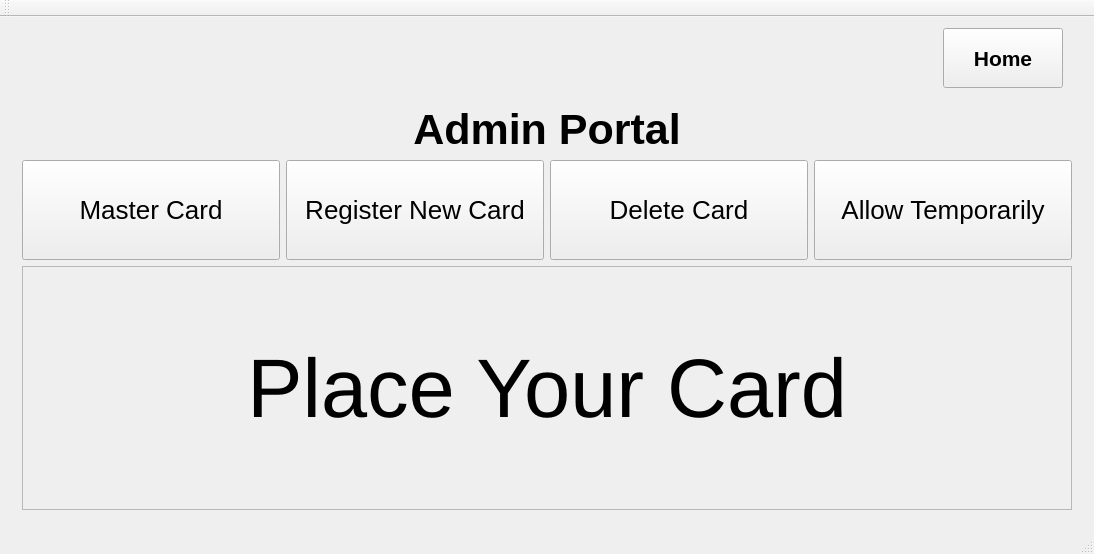
First picture: the form in GUI/CSP315/mainwindow.ui, repository y-gupta/rfid-auth-system, before the edit.
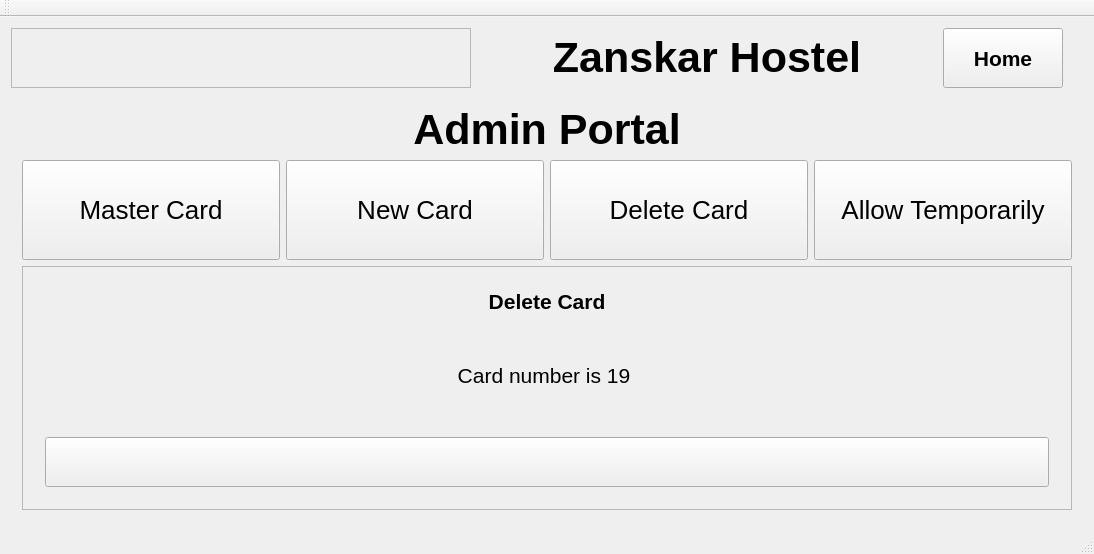
Second picture: the form after the edit. The open tabs and pages were chosen to show the change. Icons and pictures are not drawn.

Patch:
```diff
--- a/GUI/CSP315/mainwindow.ui
+++ b/GUI/CSP315/mainwindow.ui
@@ -34,29 +34,6 @@
       </property>
       <widget class="QWidget" name="welcome">
        <layout class="QGridLayout" name="gridLayout">
-        <item row="0" column="0" colspan="2">
-         <widget class="QLabel" name="label_hostel_2">
-          <property name="sizePolicy">
-           <sizepolicy hsizetype="Preferred" vsizetype="Fixed">
-            <horstretch>0</horstretch>
-            <verstretch>0</verstretch>
-           </sizepolicy>
-          </property>
-          <property name="font">
-           <font>
-            <pointsize>32</pointsize>
-            <weight>75</weight>
-            <bold>true</bold>
-           </font>
-          </property>
-          <property name="text">
-           <string>Zanskar Hostel</string>
-          </property>
-          <property name="alignment">
-           <set>Qt::AlignCenter</set>
-          </property>
-         </widget>
-        </item>
         <item row="3" column="0" colspan="2">
          <layout class="QHBoxLayout" name="horizontalLayout_2">
           <item>
@@ -1043,7 +1020,17 @@
            <string notr="true">font-size:26px;</string>
           </property>
           <property name="text">
-           <string>Register New Card</string>
+           <string>New Card</string>
+          </property>
+          <property name="icon">
+           <iconset resource="resources.qrc">
+            <normaloff>:/images/card.png</normaloff>:/images/card.png</iconset>
+          </property>
+          <property name="iconSize">
+           <size>
+            <width>60</width>
+            <height>60</height>
+           </size>
           </property>
          </widget>
         </item>
@@ -1120,7 +1107,7 @@
            <item row="0" column="0">
             <widget class="QStackedWidget" name="stackedWidget_admin">
              <property name="currentIndex">
-              <number>0</number>
+              <number>2</number>
              </property>
              <widget class="QWidget" name="page_4">
               <layout class="QGridLayout" name="gridLayout_19">
@@ -1297,7 +1284,94 @@
                   </font>
                  </property>
                  <property name="text">
-                  <string>Confirm</string>
+                  <string/>
+                 </property>
+                 <property name="icon">
+                  <iconset resource="resources.qrc">
+                   <normaloff>:/images/tick.png</normaloff>:/images/tick.png</iconset>
+                 </property>
+                 <property name="iconSize">
+                  <size>
+                   <width>60</width>
+                   <height>60</height>
+                  </size>
+                 </property>
+                </widget>
+               </item>
+              </layout>
+             </widget>
+             <widget class="QWidget" name="page_2">
+              <layout class="QGridLayout" name="gridLayout_21">
+               <item row="1" column="0">
+                <widget class="QLabel" name="label_16">
+                 <property name="sizePolicy">
+                  <sizepolicy hsizetype="Expanding" vsizetype="Expanding">
+                   <horstretch>0</horstretch>
+                   <verstretch>0</verstretch>
+                  </sizepolicy>
+                 </property>
+                 <property name="font">
+                  <font>
+                   <pointsize>16</pointsize>
+                  </font>
+                 </property>
+                 <property name="text">
+                  <string>Card number is 19</string>
+                 </property>
+                 <property name="alignment">
+                  <set>Qt::AlignCenter</set>
+                 </property>
+                </widget>
+               </item>
+               <item row="0" column="0" colspan="2">
+                <widget class="QLabel" name="label_15">
+                 <property name="maximumSize">
+                  <size>
+                   <width>16777215</width>
+                   <height>40</height>
+                  </size>
+                 </property>
+                 <property name="font">
+                  <font>
+                   <pointsize>16</pointsize>
+                   <weight>75</weight>
+                   <bold>true</bold>
+                  </font>
+                 </property>
+                 <property name="text">
+                  <string>Delete Card</string>
+                 </property>
+                 <property name="alignment">
+                  <set>Qt::AlignCenter</set>
+                 </property>
+                </widget>
+               </item>
+               <item row="2" column="0" colspan="2">
+                <widget class="QPushButton" name="pushButton_confirm_3">
+                 <property name="sizePolicy">
+                  <sizepolicy hsizetype="Minimum" vsizetype="Expanding">
+                   <horstretch>0</horstretch>
+                   <verstretch>0</verstretch>
+                  </sizepolicy>
+                 </property>
+                 <property name="maximumSize">
+                  <size>
+                   <width>16777215</width>
+                   <height>50</height>
+                  </size>
+                 </property>
+                 <property name="text">
+                  <string/>
+                 </property>
+                 <property name="icon">
+                  <iconset resource="resources.qrc">
+                   <normaloff>:/images/tick.png</normaloff>:/images/tick.png</iconset>
+                 </property>
+                 <property name="iconSize">
+                  <size>
+                   <width>60</width>
+                   <height>60</height>
+                  </size>
                  </property>
                 </widget>
                </item>
@@ -1631,17 +1705,40 @@
     <item row="0" column="0">
      <layout class="QHBoxLayout" name="horizontalLayout_3">
       <item>
-       <spacer name="horizontalSpacer">
-        <property name="orientation">
-         <enum>Qt::Horizontal</enum>
+       <widget class="QFrame" name="frame_4">
+        <property name="styleSheet">
+         <string notr="true">border-image : url(../Resources/graph.jpg) 0 0 0 0 stretch stretch;</string>
         </property>
-        <property name="sizeHint" stdset="0">
-         <size>
-          <width>40</width>
-          <height>20</height>
-         </size>
+        <property name="frameShape">
+         <enum>QFrame::StyledPanel</enum>
         </property>
-       </spacer>
+        <property name="frameShadow">
+         <enum>QFrame::Raised</enum>
+        </property>
+       </widget>
+      </item>
+      <item>
+       <widget class="QLabel" name="label_hostel_2">
+        <property name="sizePolicy">
+         <sizepolicy hsizetype="Preferred" vsizetype="Fixed">
+          <horstretch>0</horstretch>
+          <verstretch>0</verstretch>
+         </sizepolicy>
+        </property>
+        <property name="font">
+         <font>
+          <pointsize>32</pointsize>
+          <weight>75</weight>
+          <bold>true</bold>
+         </font>
+        </property>
+        <property name="text">
+         <string>Zanskar Hostel</string>
+        </property>
+        <property name="alignment">
+         <set>Qt::AlignCenter</set>
+        </property>
+       </widget>
       </item>
       <item>
        <widget class="QToolButton" name="toolButton_home">
```
Left out of the diff: 207 changed lines with no effect on the pictures.
